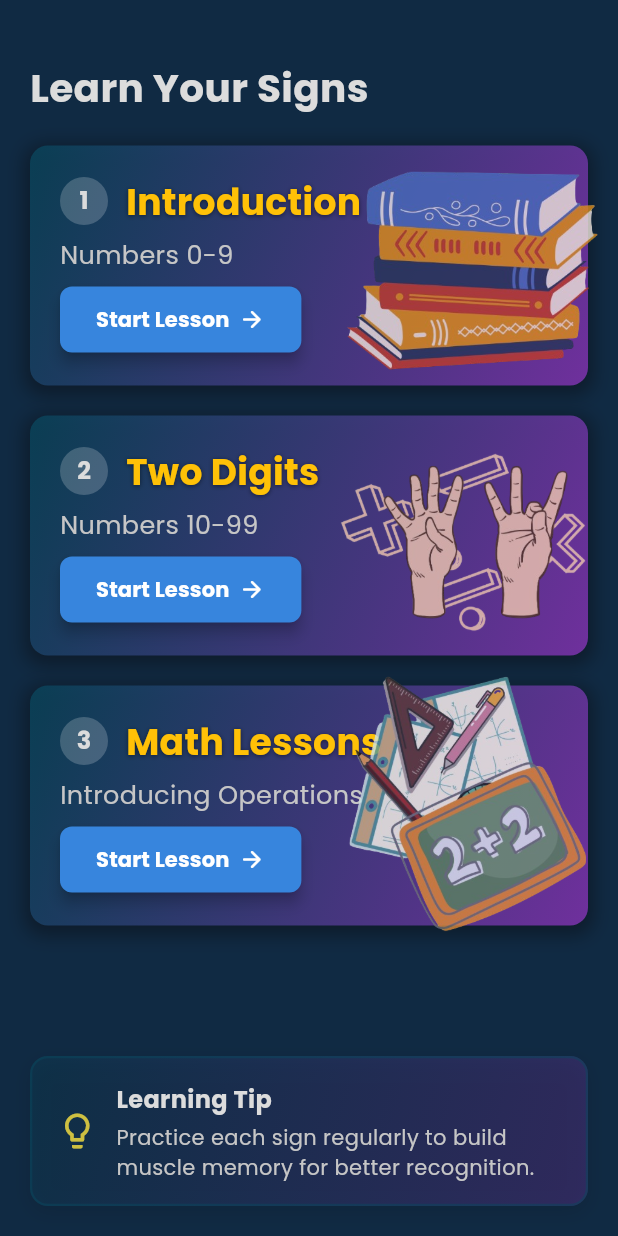
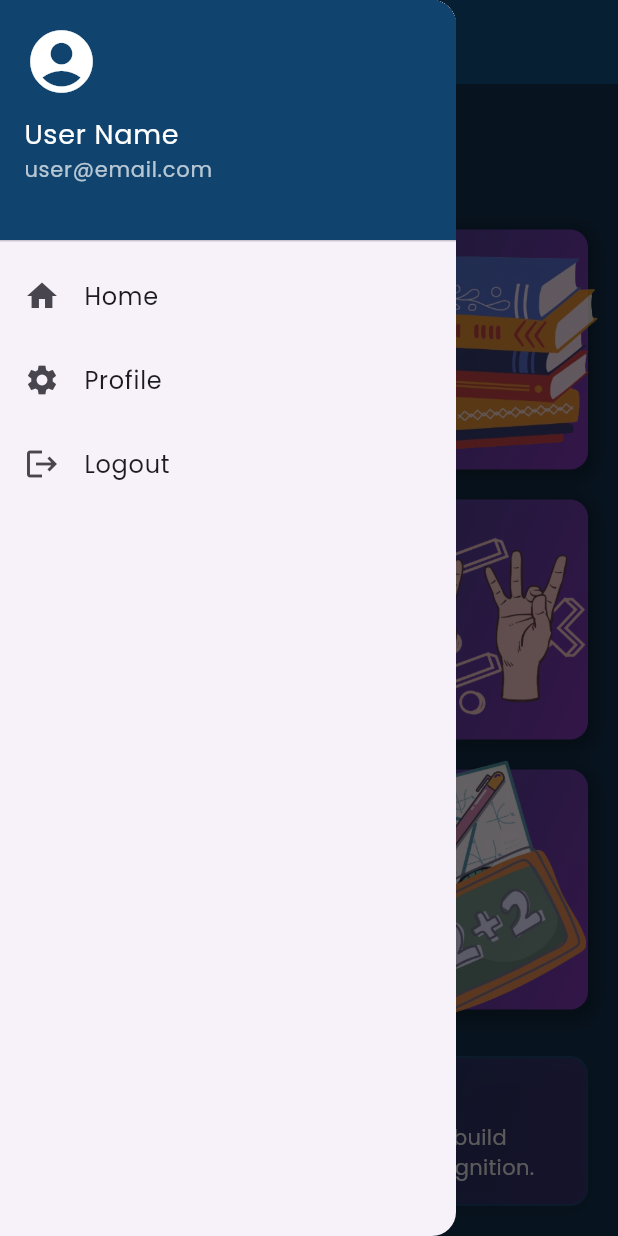
Before and after one commit to PeterDMadrid/Flutter_UI, a Flutter app: the LessonScreen screen opened directly with empty values, with the side drawer open (before the commit the screen has no drawer), on a phone screen of 412 x 824 dp. Run offline on Flutter 3.47's test engine with Material 3 defaults, Android fonts, the phone set to English and light mode, and no system bars; drawn by our look-alikes of flutter_animate; our stand-ins replace camera, flutter_secure_storage, lottie, vibration; missing offline and left inert: gif; accounts and stored records are empty; network calls fail; project files that could hold a hidden picture were left out.

Commit message:
widget sidemenu

```diff
--- a/lib/base/widgets/tip_box.dart
+++ b/lib/base/widgets/tip_box.dart
@@ -78,6 +78,6 @@ class TipBox extends StatelessWidget {
           ),
         ),
       ),
-    );;
+    );
   }
 }
--- a/lib/screens/lesson/lesson_screen.dart
+++ b/lib/screens/lesson/lesson_screen.dart
@@ -7,6 +7,7 @@ import 'package:flutter_hands/screens/lesson/widgets/lesson_card.dart';
 import 'package:flutter_hands/screens/lesson/modules/two_digits_screen.dart';
 import 'package:flutter_hands/screens/lesson/modules/math_lesson_screen.dart';
 import 'package:flutter_hands/screens/lesson/modules/introduction/Introduction_screen.dart';
+import 'package:flutter_hands/screens/lesson/widgets/side_menu.dart';
 
 class LessonScreen extends StatefulWidget {
   const LessonScreen({super.key, required this.name});
@@ -23,12 +24,19 @@ class _LessonScreenState extends State<LessonScreen> {
 
     return Scaffold(
         backgroundColor: AppStyles.backgroundColor,
+        appBar: AppBar(
+          title: const Text("Lesson",
+          style: TextStyle(color: Colors.white70),),
+          backgroundColor: const Color.fromARGB(255, 16, 68, 110),
+          ),
+        drawer: const SideMenu(),
         body: Stack(
           children: [
             buildLessonCards(screenHeight),
             const TipBox(staggerDelay: 1),
           ],
-        ));
+        )
+        );
   }
 
   Widget buildLessonCards(double screenHeight) {
--- /dev/null
+++ b/lib/screens/lesson/widgets/side_menu.dart
@@ -0,0 +1,58 @@
+import 'package:flutter/material.dart';
+
+class SideMenu extends StatelessWidget {
+  const SideMenu({super.key});
+
+  @override
+  Widget build(BuildContext context) {
+    return Drawer(
+      child: ListView(
+        padding: EdgeInsets.zero,
+        children: [
+          const DrawerHeader(
+            decoration: BoxDecoration(
+              color: Color.fromARGB(255, 16, 68, 110),
+            ),
+            child: Column(
+              crossAxisAlignment: CrossAxisAlignment.start,
+              children: [
+                Icon(Icons.account_circle, size: 50, color: Colors.white),
+                SizedBox(height: 10),
+                Text(
+                  'User Name',
+                  style: TextStyle(color: Colors.white, fontSize: 18),
+                ),
+                Text(
+                  'user@email.com',
+                  style: TextStyle(color: Colors.white70, fontSize: 14),
+                ),
+              ],
+            ),
+          ),
+          ListTile(
+            leading: Icon(Icons.home),
+            title: const Text('Home'),
+            onTap: () {
+              Navigator.pushReplacementNamed(context, '/home');
+            },
+          ),
+          ListTile(
+            leading: Icon(Icons.settings),
+            title: const Text('Profile'),
+            onTap: () {
+              Navigator.pushReplacementNamed(context, '/settings');
+            },
+          ),
+          ListTile(
+            leading: Icon(Icons.logout),
+            title: const Text('Logout'),
+            onTap: () {
+
+              Navigator.pop(context);
+            },
+          ),
+        ],
+      ),
+    );
+  }
+}
```
